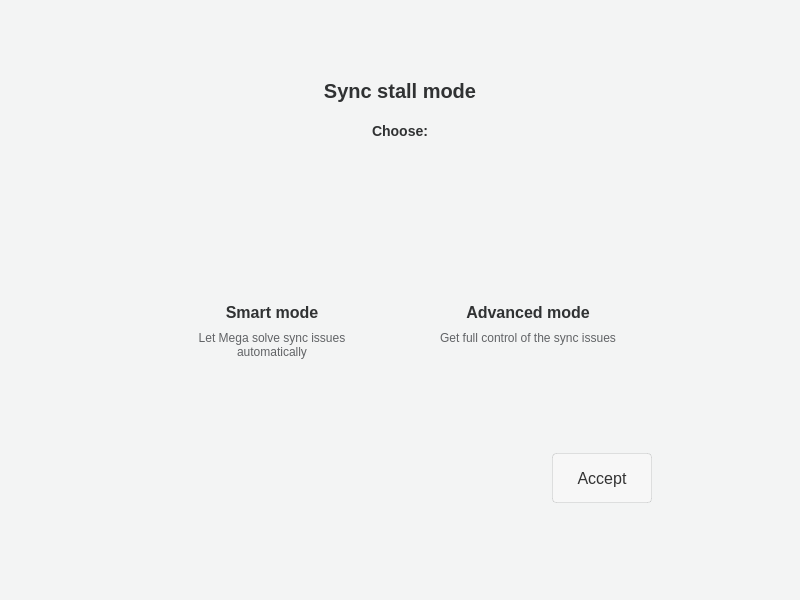
meganz/MEGAsync, file src/MEGASync/stalled_issues/gui/linux/StalledIssuesDialog.ui: the form before one commit.
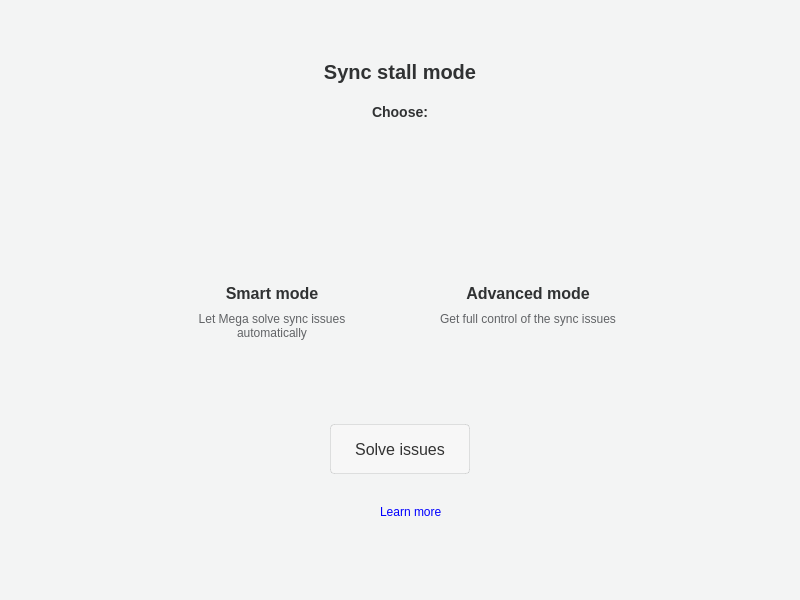
The form after the commit. The open tabs and pages were chosen to show the change. Icons and pictures are not drawn. Custom widgets are drawn as their Qt base class.

Commit message: Add hyperlinks to help center

Patch:
```diff
--- a/src/MEGASync/stalled_issues/gui/linux/StalledIssuesDialog.ui
+++ b/src/MEGASync/stalled_issues/gui/linux/StalledIssuesDialog.ui
@@ -190,7 +190,7 @@
             </property>
             <layout class="QHBoxLayout" name="horizontalLayout">
              <property name="spacing">
-              <number>0</number>
+              <number>12</number>
              </property>
              <property name="leftMargin">
               <number>0</number>
@@ -224,6 +224,42 @@
                </property>
               </spacer>
              </item>
+             <item>
+              <widget class="QPushButton" name="HelpButton">
+               <property name="minimumSize">
+                <size>
+                 <width>24</width>
+                 <height>24</height>
+                </size>
+               </property>
+               <property name="maximumSize">
+                <size>
+                 <width>24</width>
+                 <height>24</height>
+                </size>
+               </property>
+               <property name="cursor">
+                <cursorShape>PointingHandCursor</cursorShape>
+               </property>
+               <property name="text">
+                <string notr="true"/>
+               </property>
+               <property name="icon">
+                <iconset>
+                 <normalon>:/images/StalledIssues/help-stalled-issues.png</normalon>
+                </iconset>
+               </property>
+               <property name="iconSize">
+                <size>
+                 <width>24</width>
+                 <height>24</height>
+                </size>
+               </property>
+               <property name="flat">
+                <bool>true</bool>
+               </property>
+              </widget>
+             </item>
              <item>
               <widget class="QPushButton" name="SettingsButton">
                <property name="minimumSize">
@@ -243,7 +279,7 @@
                </property>
                <property name="icon">
                 <iconset resource="../../../gui/Resources_linux.qrc">
-                 <normaloff>:/images/ico_preferences.png</normaloff>:/images/ico_preferences.png</iconset>
+                 <normaloff>:/images/StalledIssues/settings-stalled-issues.png</normaloff>:/images/StalledIssues/settings-stalled-issues.png</iconset>
                </property>
                <property name="iconSize">
                 <size>
@@ -831,7 +867,7 @@
            </spacer>
           </item>
           <item>
-           <widget class="QWidget" name="BodyConainter" native="true">
+           <widget class="QWidget" name="BodyContainer" native="true">
             <property name="styleSheet">
              <string notr="true">#Advance[SELECTED=true], #Smart[SELECTED=true] 
 {
@@ -849,7 +885,7 @@
             </property>
             <layout class="QVBoxLayout" name="verticalLayout_5">
              <property name="spacing">
-              <number>50</number>
+              <number>0</number>
              </property>
              <item>
               <widget class="QWidget" name="Container" native="true">
@@ -1141,8 +1177,27 @@
                </layout>
               </widget>
              </item>
+             <item>
+              <spacer name="verticalSpacer_8">
+               <property name="orientation">
+                <enum>Qt::Vertical</enum>
+               </property>
+               <property name="sizeType">
+                <enum>QSizePolicy::Fixed</enum>
+               </property>
+               <property name="sizeHint" stdset="0">
+                <size>
+                 <width>20</width>
+                 <height>40</height>
+                </size>
+               </property>
+              </spacer>
+             </item>
              <item>
               <widget class="QWidget" name="ButtonsContainer" native="true">
+               <property name="styleSheet">
+                <string notr="true"/>
+               </property>
                <layout class="QHBoxLayout" name="horizontalLayout_5">
                 <item>
                  <spacer name="horizontalSpacer_4">
@@ -1187,9 +1242,9 @@
 font-weight: 400;
 line-height: 24px;
 border-radius:4px;
-background:#FAFAFA;
+background:#00BFA5;
 border: 1px solid rgba(0, 0, 0, 0.1);
-color:#333333;
+color:#FFFFFF;
 }
 
 QPushButton:disabled
@@ -1197,18 +1252,145 @@
 background: rgba(255, 255, 255, 0.3);
 color:#333333;
 }
-
-QPushButton:hover
+</string>
+                  </property>
+                  <property name="text">
+                   <string>Solve issues</string>
+                  </property>
+                  <property name="icon">
+                   <iconset>
+                    <normalon>:/images/StalledIssues/solve-issues-button.png</normalon>
+                   </iconset>
+                  </property>
+                  <property name="iconSize">
+                   <size>
+                    <width>24</width>
+                    <height>24</height>
+                   </size>
+                  </property>
+                 </widget>
+                </item>
+                <item>
+                 <spacer name="horizontalSpacer_9">
+                  <property name="orientation">
+                   <enum>Qt::Horizontal</enum>
+                  </property>
+                  <property name="sizeHint" stdset="0">
+                   <size>
+                    <width>40</width>
+                    <height>20</height>
+                   </size>
+                  </property>
+                 </spacer>
+                </item>
+               </layout>
+              </widget>
+             </item>
+             <item>
+              <spacer name="verticalSpacer_9">
+               <property name="orientation">
+                <enum>Qt::Vertical</enum>
+               </property>
+               <property name="sizeType">
+                <enum>QSizePolicy::Fixed</enum>
+               </property>
+               <property name="sizeHint" stdset="0">
+                <size>
+                 <width>20</width>
+                 <height>10</height>
+                </size>
+               </property>
+              </spacer>
+             </item>
+             <item>
+              <widget class="QWidget" name="LearnMoreContainer" native="true">
+               <property name="styleSheet">
+                <string notr="true">#LearnMoreLabel
 {
-background: rgba(255,255,255,0.5);
-color:#333333;
+font-size:12px;
+line-height: 18px;
+font-weight: 400;
+color: #2C5BEB;
+
 }</string>
+               </property>
+               <layout class="QHBoxLayout" name="horizontalLayout_7">
+                <item>
+                 <spacer name="horizontalSpacer_7">
+                  <property name="orientation">
+                   <enum>Qt::Horizontal</enum>
                   </property>
+                  <property name="sizeHint" stdset="0">
+                   <size>
+                    <width>40</width>
+                    <height>20</height>
+                   </size>
+                  </property>
+                 </spacer>
+                </item>
+                <item alignment="Qt::AlignHCenter|Qt::AlignVCenter">
+                 <widget class="QPushButton" name="LearnMoreIcon">
+                  <property name="minimumSize">
+                   <size>
+                    <width>16</width>
+                    <height>16</height>
+                   </size>
+                  </property>
+                  <property name="maximumSize">
+                   <size>
+                    <width>16</width>
+                    <height>16</height>
+                   </size>
+                  </property>
                   <property name="text">
-                   <string>Accept</string>
+                   <string/>
                   </property>
+                  <property name="icon">
+                   <iconset>
+                    <normalon>:/images/StalledIssues/help-circle-link.png</normalon>
+                   </iconset>
+                  </property>
+                  <property name="iconSize">
+                   <size>
+                    <width>16</width>
+                    <height>16</height>
+                   </size>
+                  </property>
+                  <property name="flat">
+                   <bool>true</bool>
+                  </property>
                  </widget>
                 </item>
+                <item alignment="Qt::AlignHCenter|Qt::AlignVCenter">
+                 <widget class="QLabel" name="LearnMoreLabel">
+                  <property name="cursor">
+                   <cursorShape>PointingHandCursor</cursorShape>
+                  </property>
+                  <property name="text">
+                   <string>&lt;a href=&quot;https://help.mega.io/installs-apps/desktop-syncing/sync-v2&quot; 
+   style=&quot;text-decoration: none&quot;&gt;Learn more&lt;/a&gt;</string>
+                  </property>
+                  <property name="openExternalLinks">
+                   <bool>true</bool>
+                  </property>
+                  <property name="textInteractionFlags">
+                   <set>Qt::LinksAccessibleByMouse</set>
+                  </property>
+                 </widget>
+                </item>
+                <item>
+                 <spacer name="horizontalSpacer_8">
+                  <property name="orientation">
+                   <enum>Qt::Horizontal</enum>
+                  </property>
+                  <property name="sizeHint" stdset="0">
+                   <size>
+                    <width>40</width>
+                    <height>20</height>
+                   </size>
+                  </property>
+                 </spacer>
+                </item>
                </layout>
               </widget>
              </item>
```
Left out of the diff: 4 changed lines with no effect on the pictures. The commit also changes 24 other files.
